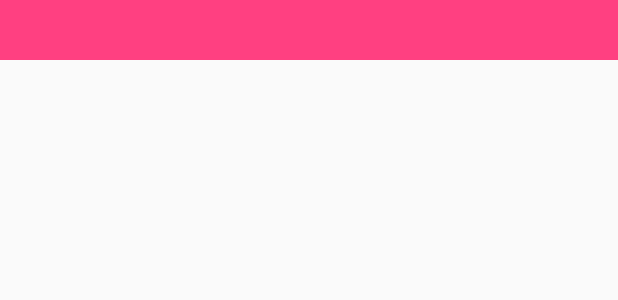
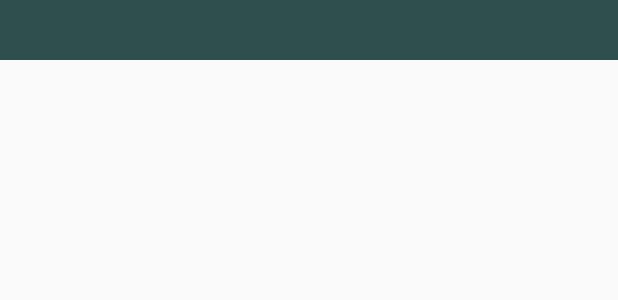
Before and after one commit to CrocodileCO/Quiz-androidApp, an Android app: the layout group_fragment.xml on its own in the app's theme, with its tools: preview values and no code run, on a phone screen of 412 x 824 dp. Shown: the top 300 px of the screen. Run offline under Robolectric (Android 15) with nearby library versions, the phone set to English and light mode, and no system bars.

Commit message:
some design

```diff
--- a/app/src/main/res/layout/group_fragment.xml
+++ b/app/src/main/res/layout/group_fragment.xml
@@ -11,15 +11,18 @@
             android:id="@+id/group_text_view"
             android:layout_width="match_parent"
             android:layout_height="40dp"
-            android:background="@color/colorAccent"
+            android:background="@color/colorPrimaryDark"
             android:gravity="center_vertical"
-            android:textSize="20dp"/>
+            android:textSize="20dp"
+            android:textColor="@color/colorTopicText"
+            android:paddingLeft="5dp"/>
 
     <HorizontalScrollView
         android:layout_width="match_parent"
         android:layout_height="wrap_content"
         android:layout_below="@+id/group_text_view"
-        android:layout_marginHorizontal="14dp">
+        android:layout_marginHorizontal="10dp"
+        android:fadeScrollbars="false">
         <android.support.v7.widget.RecyclerView
             android:id="@+id/topics_recycler"
             android:layout_width="wrap_content"
--- a/app/src/main/res/layout/menu_item.xml
+++ b/app/src/main/res/layout/menu_item.xml
@@ -6,13 +6,13 @@
     android:id="@+id/relativelayout"
     android:layout_width="wrap_content"
     android:layout_height="wrap_content"
-    android:layout_marginVertical="20dp"
-    android:layout_marginHorizontal="14dp"
+    android:layout_marginVertical="10dp"
+    android:layout_marginHorizontal="10dp"
     xmlns:android="http://schemas.android.com/apk/res/android">
     <ImageView
         android:id="@+id/imageview"
         android:layout_width="wrap_content"
-        android:layout_height="110dp"
+        android:layout_height="90dp"
         android:adjustViewBounds="true"
         android:scaleType="fitCenter"
        />
--- a/app/src/main/res/values-v21/styles.xml
+++ b/app/src/main/res/values-v21/styles.xml
@@ -3,7 +3,7 @@
 
     <style name="AppTheme" parent="Theme.AppCompat.DayNight.NoActionBar">
         <item name="colorPrimary">@android:color/black</item>
-        <item name="colorPrimaryDark">@android:color/black</item>
+        <item name="colorPrimaryDark">@color/colorPrimaryDark</item>
         <item name="colorAccent">@color/colorAccent</item>
         <item name="android:textColor">#000000</item>
         <item name="android:windowNoTitle">true</item>
--- a/app/src/main/res/values/colors.xml
+++ b/app/src/main/res/values/colors.xml
@@ -1,11 +1,11 @@
 <?xml version="1.0" encoding="utf-8"?>
 <resources>
     <color name="colorPrimary">#000000</color>
-    <color name="colorPrimaryDark">#000000</color>
+    <color name="colorPrimaryDark">#2f4f4f</color>
     <color name="colorAccent">#FF4081</color>
-    <color name="windowBackground">#e6fff7</color>
+    <color name="windowBackground">#524E4E</color>
     <color name="colorRightAnswer">#008000</color>
     <color name="colorWrongAnswer">#8B0000</color>
     <color name="colorYellow">#FEFE22</color>
-    <color name="colorTopicText">#000000</color>
+    <color name="colorTopicText">#ffffff</color>
 </resources>
```
